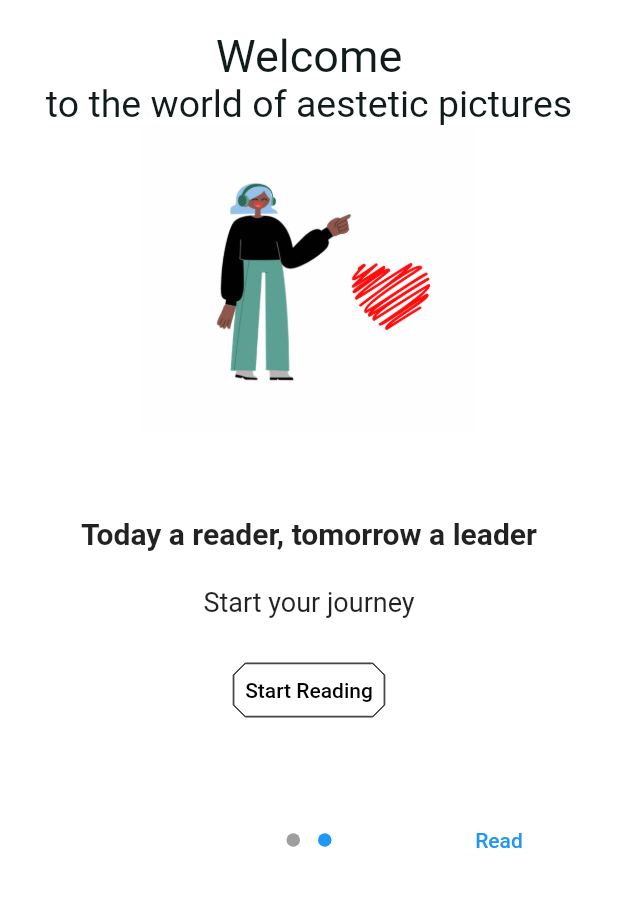
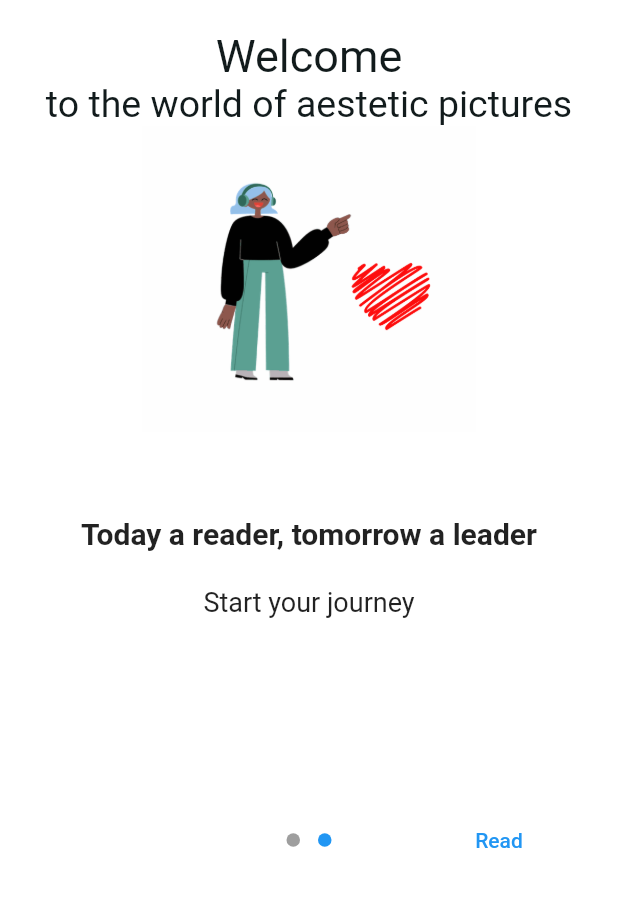
Before and after one commit to shamrayivan/PleasurePictures, a Flutter app: the screen it shows after launch, swiped to page 2, on a phone screen of 412 x 824 dp, the part 291-1198 px from its top. Run offline on Flutter 3.47's test engine with Material 2 defaults, Android fonts, the phone set to English and light mode, and no system bars; drawn by our look-alikes of introduction_screen; our stand-ins replace date_format, firebase_auth, firebase_core, firebase_database, firebase_storage, flare_flutter and 5 more; missing offline and left inert: photo_manager; accounts and stored records are empty; Roboto replaces fonts that are missing (Helvetica).

Commit message:
adding final edits

```diff
--- a/lib/Repositories/post_repository.dart
+++ b/lib/Repositories/post_repository.dart
@@ -7,11 +7,6 @@ import 'database_provider.dart';
 class PostRepository {
   var databaseProvider = DatabaseProvider();
 
-  Future<String> downloadURLExample() async {
-    return await firebase_storage.FirebaseStorage.instance
-        .ref('images/4.jpg')
-        .getDownloadURL();
-  }
 
   Future<void> savePost(Post post) async {
     this.databaseProvider.savePost(post);
--- a/lib/Views/Profile/profile_view_header.dart
+++ b/lib/Views/Profile/profile_view_header.dart
@@ -37,7 +37,7 @@ class ProfileViewHeader implements SliverPersistentHeaderDelegate {
             ),
           ),
         ),
-        ProfilePhotoEditButton(this.profileViewModel),
+        // ProfilePhotoEditButton(this.profileViewModel),
         Positioned(
           left: 24.0,
           right: 16.0,
--- a/lib/Views/navigation_bar_view.dart
+++ b/lib/Views/navigation_bar_view.dart
@@ -67,7 +67,7 @@ class _NavigationBarView extends State<NavigationBarView> {
                   Icons.filter,
                   size: 20,
                 ),
-                label: 'Feed'),
+                label: 'Посты'),
             BottomNavigationBarItem(
                 icon: Icon(
                   Icons.add_a_photo,
--- a/lib/main.dart
+++ b/lib/main.dart
@@ -93,7 +93,7 @@ class _MyAppState extends State<MyApp> {
     }
 
     return MaterialApp(
-      title: 'Picturn',
+      title: 'Pleasure',
       theme: ThemeData(primarySwatch: Colors.blue),
       //home: NavigationBarView(),
        home: isFirstRun
--- a/lib/onboarding.dart
+++ b/lib/onboarding.dart
@@ -58,10 +58,10 @@ class IntroScreen extends StatelessWidget{
         PageViewModel(
           title: 'Today a reader, tomorrow a leader',
           body: 'Start your journey',
-          footer: ButtonWidget(
-            text: 'Start Reading',
-            onClicked: () => goToHome(context),
-          ),
+          // footer: ButtonWidget(
+          //   text: 'Start Reading',
+          //   onClicked: () => goToHome(context),
+          // ),
           image: Image.asset('res/images/onboarding2.gif'),
         ),
       ],
```
Also changed, not shown: lib/Views/Profile/profile_photo_edit_button.dart (+27 -27 lines), 1 other file.
